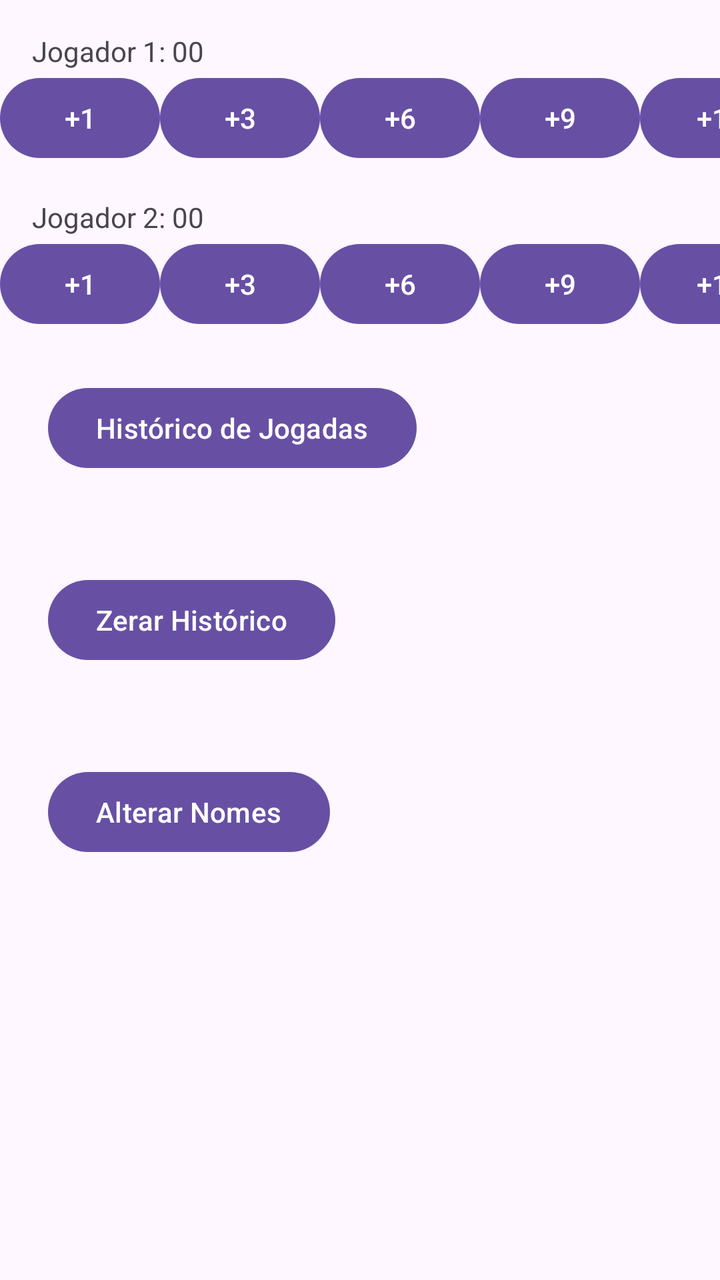
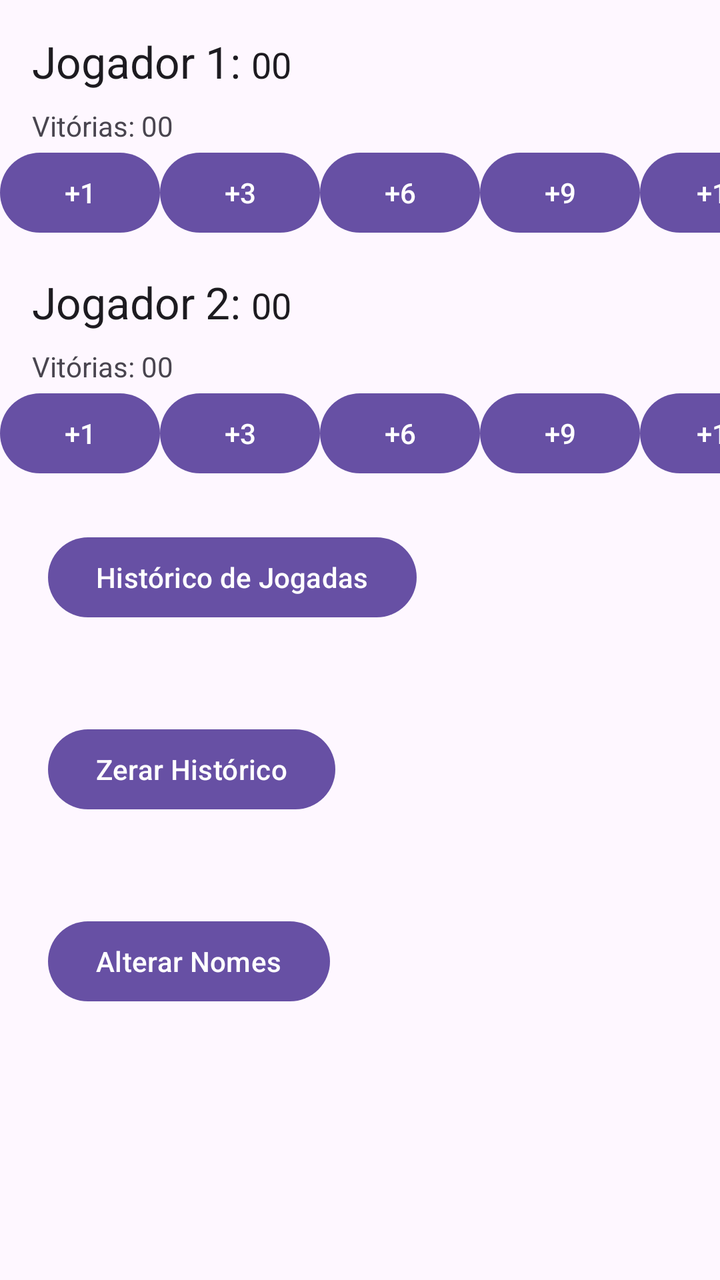

Two renders of the same Android screen: before a commit and after it. Below are the layout's source before the change and the commit's diff.
<!-- AndroidManifest.xml: application theme Theme.TrucoCount -->
<!-- res/layout/activity_main.xml -->
<?xml version="1.0" encoding="utf-8"?>
<LinearLayout xmlns:android="http://schemas.android.com/apk/res/android"
    xmlns:app="http://schemas.android.com/apk/res-auto"
    xmlns:tools="http://schemas.android.com/tools"
    android:id="@+id/main"
    android:layout_width="match_parent"
    android:layout_height="match_parent"
    android:orientation="vertical"
    tools:context=".MainActivity">

    <LinearLayout
        android:layout_width="wrap_content"
        android:layout_height="wrap_content"
        android:orientation="horizontal">

        <TextView
            android:id="@+id/tvNomeJogador1"
            android:layout_width="wrap_content"
            android:layout_height="wrap_content"
            android:layout_marginStart="16dp"
            android:layout_marginTop="16dp"
            android:text="Jogador 1: " />

        <TextView
            android:id="@+id/tvPlacarJogador1"
            android:layout_width="wrap_content"
            android:layout_height="wrap_content"
            android:layout_marginTop="16dp"
            android:text="00"
            android:inputType="number"/>

    </LinearLayout>
    <LinearLayout
        android:layout_width="wrap_content"
        android:layout_height="wrap_content"
        android:orientation="horizontal">

        <Button
            android:id="@+id/bt1Jog1"
            android:layout_width="80dp"
            android:layout_height="wrap_content"
            android:text="+1"/>

        <Button
            android:id="@+id/bt3Jog1"
            android:layout_width="80dp"
            android:layout_height="wrap_content"
            android:text="+3"/>

        <Button
            android:id="@+id/bt6Jog1"
            android:layout_width="80dp"
            android:layout_height="wrap_content"
            android:text="+6"/>

        <Button
            android:id="@+id/bt9Jog1"
            android:layout_width="80dp"
            android:layout_height="wrap_content"
            android:text="+9"/>

        <Button
            android:id="@+id/bt12Jog1"
            android:layout_width="80dp"
            android:layout_height="wrap_content"
            android:text="+12"/>

    </LinearLayout>

    <LinearLayout
        android:layout_width="wrap_content"
        android:layout_height="wrap_content"
        android:orientation="horizontal">

        <TextView
            android:id="@+id/tvNomeJogador2"
            android:layout_width="wrap_content"
            android:layout_height="wrap_content"
            android:layout_marginStart="16dp"
            android:layout_marginTop="16dp"
            android:text="Jogador 2: " />

        <TextView
            android:id="@+id/tvPlacarJogador2"
            android:layout_width="wrap_content"
            android:layout_height="wrap_content"
            android:layout_marginTop="16dp"
            android:text="00"
            android:inputType="number"/>

    </LinearLayout>
    <LinearLayout
        android:layout_width="wrap_content"
        android:layout_height="wrap_content"
        android:orientation="horizontal">

        <Button
            android:id="@+id/bt1Jog2"
            android:layout_width="80dp"
            android:layout_height="wrap_content"
            android:text="+1"/>

        <Button
            android:id="@+id/bt3Jog2"
            android:layout_width="80dp"
            android:layout_height="wrap_content"
            android:text="+3"/>

        <Button
            android:id="@+id/bt6Jog2"
            android:layout_width="80dp"
            android:layout_height="wrap_content"
            android:text="+6"/>

        <Button
            android:id="@+id/bt9Jog2"
            android:layout_width="80dp"
            android:layout_height="wrap_content"
            android:text="+9"/>

        <Button
            android:id="@+id/bt12Jog2"
            android:layout_width="80dp"
            android:layout_height="wrap_content"
            android:text="+12"/>

    </LinearLayout>

    <Button
        android:layout_width="wrap_content"
        android:layout_height="wrap_content"
        android:layout_margin="24dp"
        android:text="Histórico de Jogadas" />

    <Button
        android:id="@+id/btZerarHistorico"
        android:layout_width="wrap_content"
        android:layout_height="wrap_content"
        android:layout_margin="24dp"
        android:text="Zerar Histórico" />

    <Button
        android:layout_width="wrap_content"
        android:layout_height="wrap_content"
        android:layout_margin="24dp"
        android:onClick="btAlterarNomeOnClick"
        android:text="Alterar Nomes" />

</LinearLayout>
<!-- resources referenced by this layout -->
<resources>
  <style name="Theme.TrucoCount" parent="Base.Theme.TrucoCount" />
  <style name="Base.Theme.TrucoCount" parent="Theme.Material3.DayNight.NoActionBar">
          
          
      </style>
</resources>

<!-- the commit's change to res/layout/activity_main.xml (unified diff, before → after) -->
@@ -19,6 +19,7 @@
             android:layout_height="wrap_content"
             android:layout_marginStart="16dp"
             android:layout_marginTop="16dp"
+            android:textAppearance="@android:style/TextAppearance.Large"
             android:text="Jogador 1: " />
 
         <TextView
@@ -26,6 +27,29 @@
             android:layout_width="wrap_content"
             android:layout_height="wrap_content"
             android:layout_marginTop="16dp"
+            android:textAppearance="@android:style/TextAppearance.Medium"
+            android:text="00"
+            android:inputType="number"/>
+
+    </LinearLayout>
+    <LinearLayout
+        android:layout_width="wrap_content"
+        android:layout_height="wrap_content"
+        android:orientation="horizontal">
+
+        <TextView
+            android:layout_width="wrap_content"
+            android:layout_height="wrap_content"
+            android:layout_marginStart="16dp"
+            android:layout_marginTop="8dp"
+            android:text="Vitórias: " />
+
+        <TextView
+            android:id="@+id/tvPlacarVitoriasJogador1"
+            android:layout_width="wrap_content"
+            android:layout_height="wrap_content"
+            android:layout_marginTop="8dp"
+
             android:text="00"
             android:inputType="number"/>
 
@@ -78,6 +102,7 @@
             android:layout_height="wrap_content"
             android:layout_marginStart="16dp"
             android:layout_marginTop="16dp"
+            android:textAppearance="@android:style/TextAppearance.Large"
             android:text="Jogador 2: " />
 
         <TextView
@@ -85,6 +110,28 @@
             android:layout_width="wrap_content"
             android:layout_height="wrap_content"
             android:layout_marginTop="16dp"
+            android:textAppearance="@android:style/TextAppearance.Medium"
+            android:text="00"
+            android:inputType="number"/>
+
+    </LinearLayout>
+    <LinearLayout
+        android:layout_width="wrap_content"
+        android:layout_height="wrap_content"
+        android:orientation="horizontal">
+
+        <TextView
+            android:layout_width="wrap_content"
+            android:layout_height="wrap_content"
+            android:layout_marginStart="16dp"
+            android:layout_marginTop="8dp"
+            android:text="Vitórias: " />
+
+        <TextView
+            android:id="@+id/tvPlacarVitoriasJogador2"
+            android:layout_width="wrap_content"
+            android:layout_height="wrap_content"
+            android:layout_marginTop="8dp"
             android:text="00"
             android:inputType="number"/>
 
@@ -130,6 +177,7 @@
         android:layout_width="wrap_content"
         android:layout_height="wrap_content"
         android:layout_margin="24dp"
+        android:onClick="btHistoricoJogadas"
         android:text="Histórico de Jogadas" />
 
     <Button
